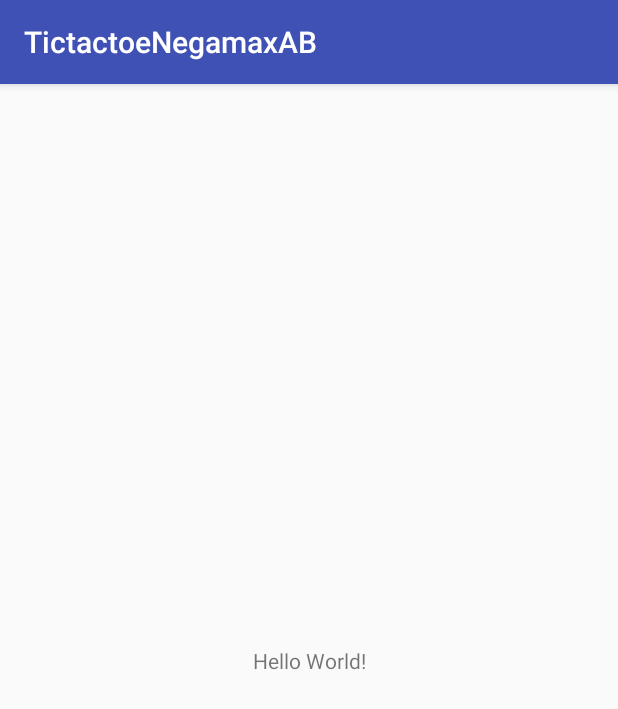
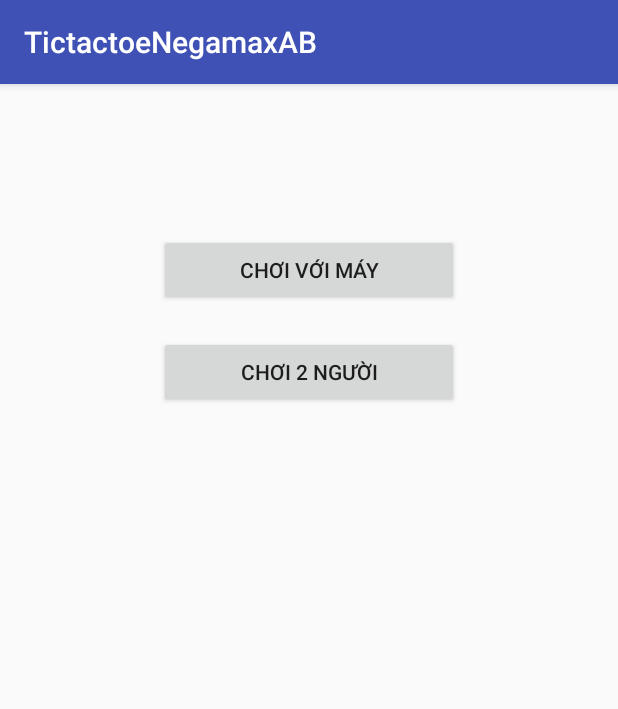
Before and after one commit to nguyendinhtrieu1996/TictactoeNegamaxAB, an Android app: the screen it shows after launch (MainActivity), on a phone screen of 412 x 824 dp. Shown: the top 709 px of the screen. Run offline under Robolectric (Android 15) with nearby library versions, the phone set to English and light mode, and no system bars.

Commit message:
Add Game Activity and config

```diff
--- a/TictactoeNegamaxAB/app/src/main/java/com/example/dinhtrieu/tictactoenegamaxab/MainActivity.java
+++ b/TictactoeNegamaxAB/app/src/main/java/com/example/dinhtrieu/tictactoenegamaxab/MainActivity.java
@@ -1,13 +1,54 @@
 package com.example.dinhtrieu.tictactoenegamaxab;
 
+import android.content.Intent;
 import android.support.v7.app.AppCompatActivity;
 import android.os.Bundle;
+import android.view.View;
+import android.widget.Button;
+
+import com.example.dinhtrieu.tictactoenegamaxab.activities.GameActicity;
+import com.example.dinhtrieu.tictactoenegamaxab.dm.GameType;
+
+import java.io.Serializable;
 
 public class MainActivity extends AppCompatActivity {
 
+    //UI Element
+    private Button btnPlayWBot;
+    private Button btn2Player;
+
+    //Life circle
     @Override
     protected void onCreate(Bundle savedInstanceState) {
         super.onCreate(savedInstanceState);
         setContentView(R.layout.activity_main);
+
+        init();
+
+        btnPlayWBot.setOnClickListener(new View.OnClickListener() {
+            @Override
+            public void onClick(View view) {
+                navigaToGameActivity(GameType.BOT);
+            }
+        });
+
+        btn2Player.setOnClickListener(new View.OnClickListener() {
+            @Override
+            public void onClick(View view) {
+                navigaToGameActivity(GameType.PLAYER);
+            }
+        });
     }
+
+    private void init() {
+        btnPlayWBot = findViewById(R.id.btnPlayWithBot);
+        btn2Player = findViewById(R.id.btn2Player);
+    }
+
+    private void navigaToGameActivity(GameType type) {
+        Intent intent = new Intent(getApplicationContext(), GameActicity.class);
+        intent.putExtra("gametype", (Serializable)type);
+        startActivity(intent);
+    }
+
 }
--- a/TictactoeNegamaxAB/app/src/main/res/layout/activity_main.xml
+++ b/TictactoeNegamaxAB/app/src/main/res/layout/activity_main.xml
@@ -1,18 +1,26 @@
 <?xml version="1.0" encoding="utf-8"?>
-<android.support.constraint.ConstraintLayout xmlns:android="http://schemas.android.com/apk/res/android"
+<LinearLayout xmlns:android="http://schemas.android.com/apk/res/android"
     xmlns:app="http://schemas.android.com/apk/res-auto"
     xmlns:tools="http://schemas.android.com/tools"
     android:layout_width="match_parent"
     android:layout_height="match_parent"
+    android:orientation="vertical"
     tools:context="com.example.dinhtrieu.tictactoenegamaxab.MainActivity">
 
-    <TextView
-        android:layout_width="wrap_content"
+    <Button
+        android:id="@+id/btnPlayWithBot"
+        android:layout_width="200dp"
         android:layout_height="wrap_content"
-        android:text="Hello World!"
-        app:layout_constraintBottom_toBottomOf="parent"
-        app:layout_constraintLeft_toLeftOf="parent"
-        app:layout_constraintRight_toRightOf="parent"
-        app:layout_constraintTop_toTopOf="parent" />
+        android:text="Chơi với máy"
+        android:layout_gravity="center"
+        android:layout_marginTop="100dp"/>
 
-</android.support.constraint.ConstraintLayout>
+    <Button
+        android:id="@+id/btn2Player"
+        android:layout_width="200dp"
+        android:layout_height="wrap_content"
+        android:text="Chơi 2 người"
+        android:layout_gravity="center"
+        android:layout_marginTop="20dp"/>
+
+</LinearLayout>
```
Also changed, not shown: TictactoeNegamaxAB/app/src/main/java/com/example/dinhtrieu/tictactoenegamaxab/activities/GameActicity.java (+49 -0 lines), TictactoeNegamaxAB/app/src/main/java/com/example/dinhtrieu/tictactoenegamaxab/dm/GameType.java (added, +10 -0 lines), TictactoeNegamaxAB/app/src/main/res/layout/activity_game_acticity.xml (+9 -0 lines).
